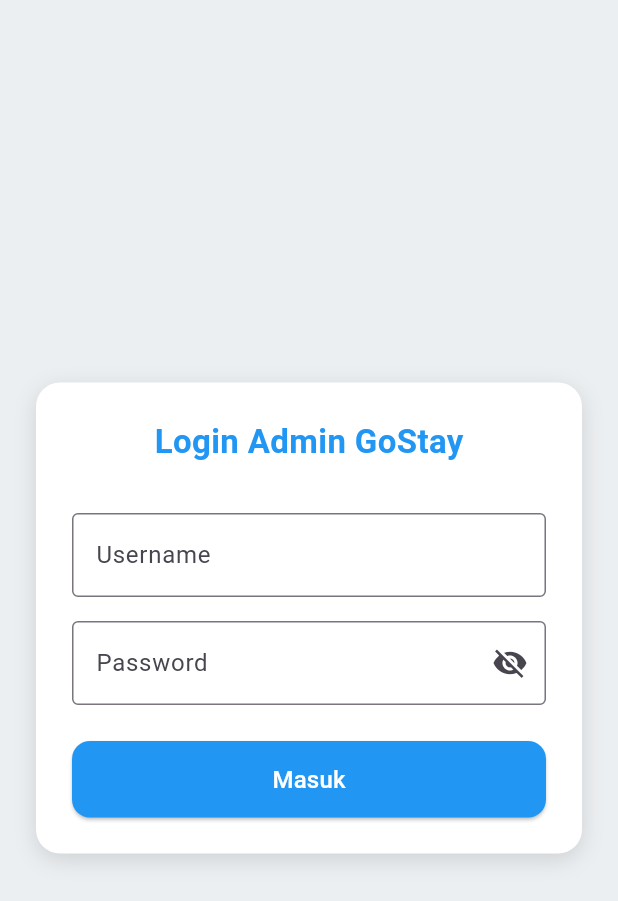
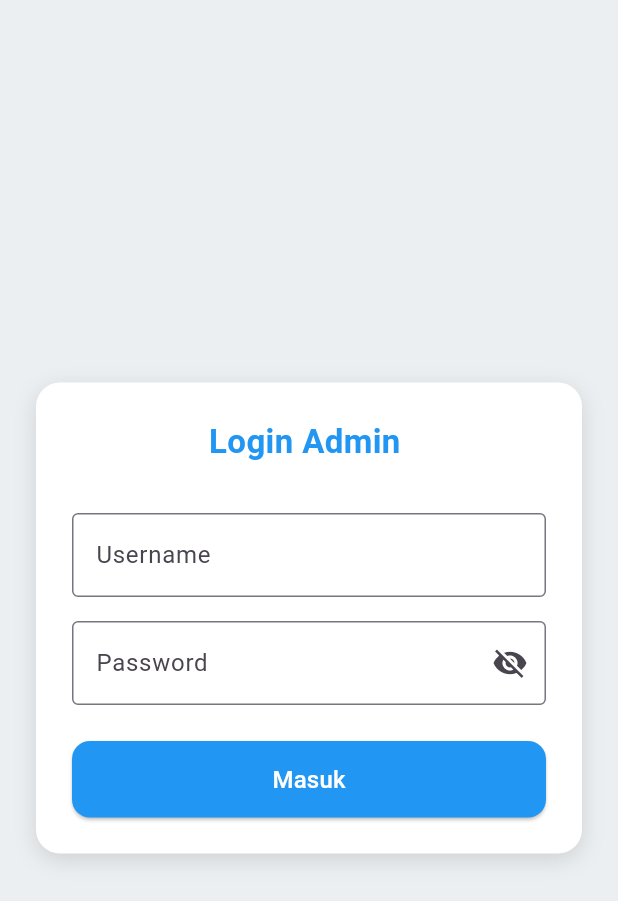
Before and after one commit to alifahfwzy/alianta_gostay, a Flutter app: the LoginAdmin screen opened directly, on a phone screen of 412 x 824 dp. Shown: the top 901 px of the screen. Run offline on Flutter 3.47's test engine with Material 3 defaults, Android fonts, the phone set to English and light mode, and no system bars; our stand-ins replace shared_preferences, supabase_flutter; accounts and stored records are empty; network calls fail.

Commit message:
edit lglglglg

```diff
--- a/lib/login_admin.dart
+++ b/lib/login_admin.dart
@@ -72,7 +72,7 @@ class _LoginAdminState extends State<LoginAdmin> {
                 mainAxisSize: MainAxisSize.min,
                 children: [
                   const Text(
-                    'Login Admin GoStay',
+                    'Login Admin ',
                     style: TextStyle(
                       fontSize: 22,
                       fontWeight: FontWeight.bold,
```
